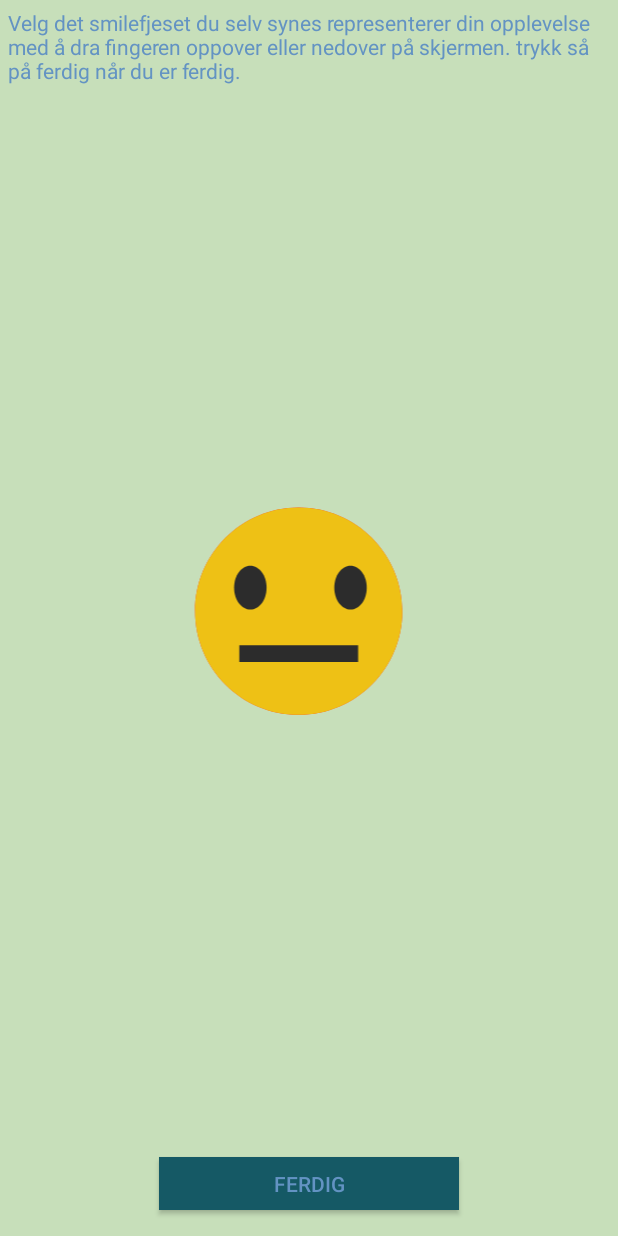
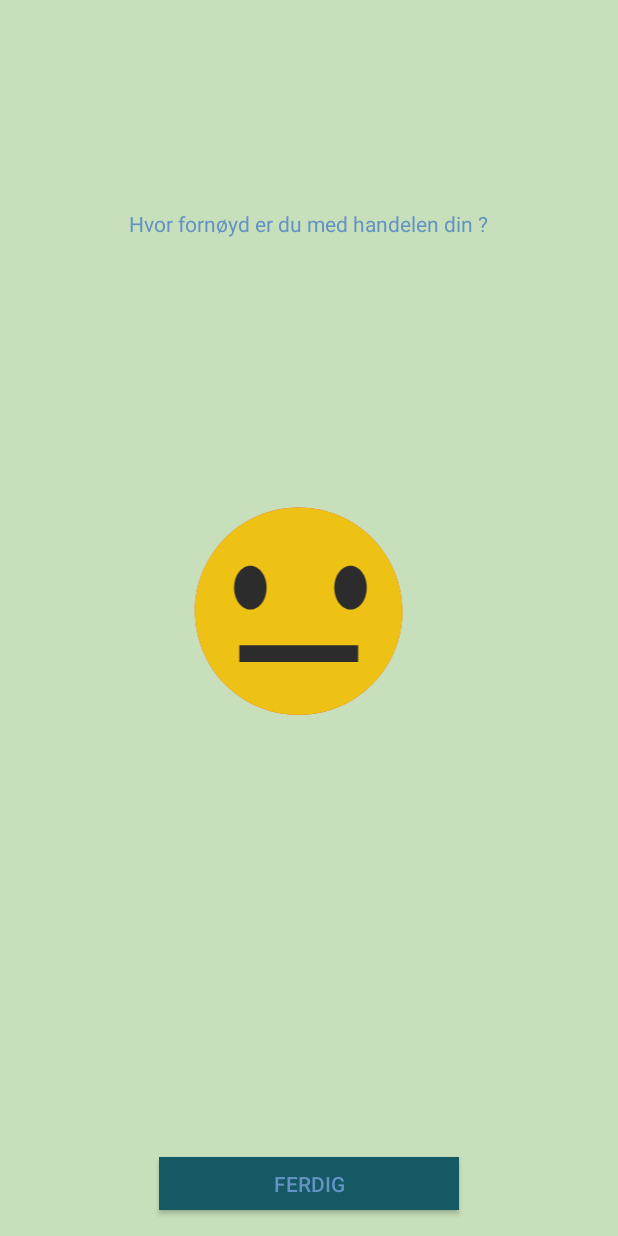
Before and after one commit to JoakimGreger/gruppe39-bachelor, an Android app: the DragActivity screen opened directly, with no data from a screen before it, on a phone screen of 412 x 824 dp. Run offline under Robolectric (Android 15) with nearby library versions, the phone set to English and light mode, and no system bars.

Commit message:
Endret litt tekst +  la til ph bilde

```diff
--- a/CEapp/app/src/main/res/layout/activity_drag.xml
+++ b/CEapp/app/src/main/res/layout/activity_drag.xml
@@ -21,16 +21,6 @@
         android:layout_marginTop="139dp"
         android:id="@+id/dirTxt" />
 
-    <TextView
-        android:text="Velg det smilefjeset du selv synes representerer din opplevelse med å dra fingeren oppover eller nedover på skjermen. trykk så på ferdig når du er ferdig."
-        android:layout_height="wrap_content"
-        android:id="@+id/innholdTxt"
-        android:textColor="#6393C3"
-        android:layout_alignParentTop="true"
-        android:layout_alignParentStart="true"
-        android:padding="5dp"
-        android:layout_width="wrap_content" />
-
     <Button
         android:text="Ferdig"
         android:id="@+id/doneBtn"
@@ -51,4 +41,15 @@
         android:layout_alignParentStart="true"
         android:layout_width="wrap_content"
         android:layout_height="wrap_content" />
+
+    <TextView
+        android:text="Hvor fornøyd er du med handelen din ?"
+        android:layout_height="wrap_content"
+        android:id="@+id/innholdTxt"
+        android:textColor="#6393C3"
+        android:padding="5dp"
+        android:layout_width="wrap_content"
+        android:layout_alignBaseline="@+id/dirTxt"
+        android:layout_alignBottom="@+id/dirTxt"
+        android:layout_centerHorizontal="true" />
 </RelativeLayout>
```
Also changed, not shown: CEapp/app/src/main/res/layout/activity_main.xml (+8 -0 lines), CEapp/app/src/main/PhPicture-web.png (added), CEapp/app/src/main/ph_picture-web.png (added), CEapp/app/src/main/res/mipmap-hdpi/ph_picture.png (added), CEapp/app/src/main/res/mipmap-mdpi/ph_picture.png (added), CEapp/app/src/main/res/mipmap-xhdpi/ph_picture.png (added), CEapp/app/src/main/res/mipmap-xxhdpi/ph_picture.png (added), CEapp/app/src/main/res/mipmap-xxxhdpi/ph_picture.png (added).
